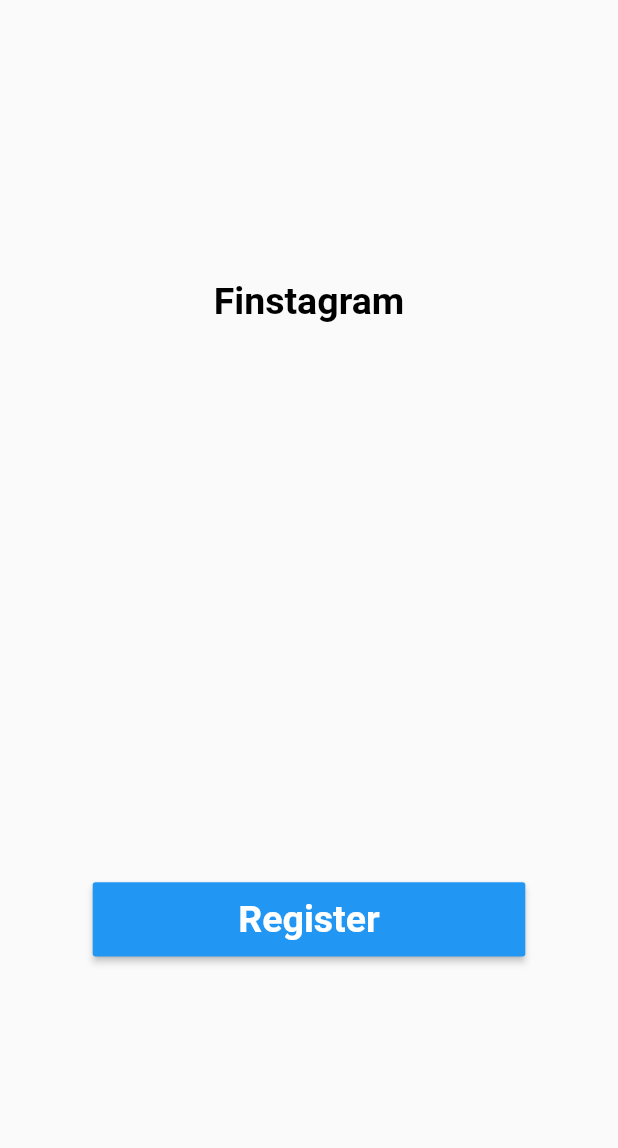
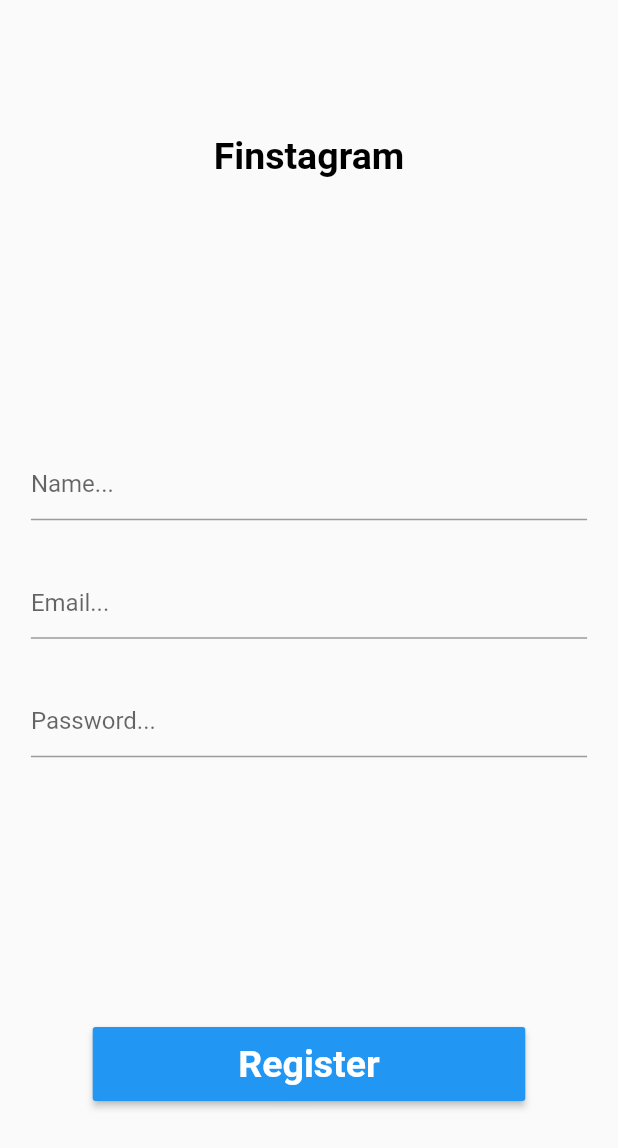
Before and after one commit to naufalathallah/Finstagram, a Flutter app: the RegisterPage screen opened by its route, on a phone screen of 412 x 824 dp. Shown: the top 1148 px of the screen. Run offline on Flutter 3.47's test engine with Material 2 defaults, Android fonts, the phone set to English and light mode, and no system bars.

```diff
--- a/lib/pages/register_page.dart
+++ b/lib/pages/register_page.dart
@@ -9,6 +9,10 @@ class RegisterPage extends StatefulWidget {
 
 class _RegisterPageState extends State<RegisterPage> {
   double? _deviceHeight, _deviceWidth;
+
+  final GlobalKey<FormState> _registerFormKey = GlobalKey<FormState>();
+
+  String? _name, _email, _password;
 
   @override
   Widget build(BuildContext context) {
@@ -27,6 +31,7 @@ class _RegisterPageState extends State<RegisterPage> {
               crossAxisAlignment: CrossAxisAlignment.center,
               children: [
                 _titleWidget(),
+                _registrationnForm(),
                 _registerButton(),
               ],
             ),
@@ -41,6 +46,70 @@ class _RegisterPageState extends State<RegisterPage> {
       "Finstagram",
       style: TextStyle(
           color: Colors.black, fontSize: 25, fontWeight: FontWeight.w600),
+    );
+  }
+
+  Widget _registrationnForm() {
+    return Container(
+      height: _deviceHeight! * 0.25,
+      child: Form(
+        key: _registerFormKey,
+        child: Column(
+          mainAxisAlignment: MainAxisAlignment.spaceBetween,
+          mainAxisSize: MainAxisSize.min,
+          crossAxisAlignment: CrossAxisAlignment.center,
+          children: [
+            _nameTextField(),
+            _emailTextField(),
+            _passwordTextField(),
+          ],
+        ),
+      ),
+    );
+  }
+
+  Widget _nameTextField() {
+    return TextFormField(
+      decoration: const InputDecoration(hintText: "Name..."),
+      onSaved: (_value) {
+        setState(() {
+          _name = _value;
+        });
+      },
+      validator: (_value) => _value!.length > 0 ? null : "Please enter a name.",
+    );
+  }
+
+  Widget _emailTextField() {
+    return TextFormField(
+      decoration: const InputDecoration(hintText: "Email..."),
+      onSaved: (_value) {
+        setState(() {
+          _email = _value;
+        });
+      },
+      validator: (_value) {
+        bool _result = _value!.contains(
+          RegExp(
+              r"^[a-zA-Z0-9.a-zA-Z0-9.!#$%&'*+-/=?^_`{|}~]+@[a-zA-Z0-9]+\.[a-zA-Z]+"),
+        );
+        return _result ? null : "Please enter a valid email";
+      },
+    );
+  }
+
+  Widget _passwordTextField() {
+    return TextFormField(
+      obscureText: true,
+      decoration: const InputDecoration(hintText: "Password..."),
+      onSaved: (_value) {
+        setState(() {
+          _password = _value;
+        });
+      },
+      validator: (_value) => _value!.length > 6
+          ? null
+          : "Please enter a password greater than 6 characters.",
     );
   }
 
```
